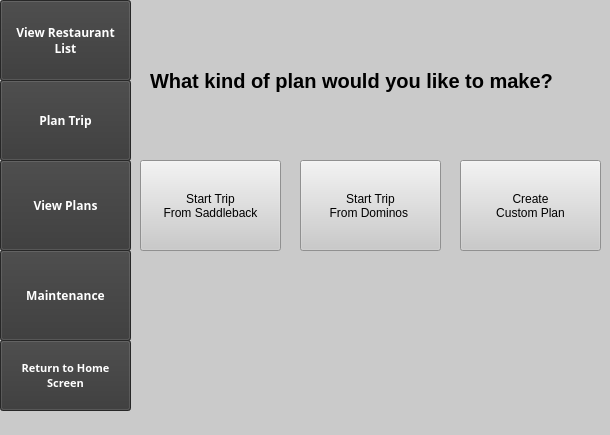
The window that FastFoodFinder/mainwindow.ui (annaali1/CS1DProject1) describes before a commit, drawn with Qt 5.
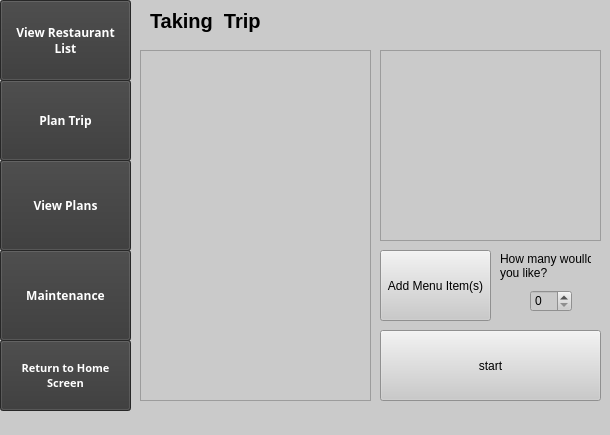
The same window after the commit.

Commit message: taking trip started

Patch:
```diff
--- a/FastFoodFinder/mainwindow.ui
+++ b/FastFoodFinder/mainwindow.ui
@@ -475,7 +475,7 @@
      <number>2</number>
     </property>
     <property name="currentIndex">
-     <number>8</number>
+     <number>9</number>
     </property>
     <widget class="QWidget" name="homePage">
      <widget class="QLabel" name="home_label">
@@ -950,6 +950,182 @@
       </property>
      </widget>
     </widget>
+    <widget class="QWidget" name="tripPage">
+     <widget class="QPushButton" name="startTrip">
+      <property name="geometry">
+       <rect>
+        <x>250</x>
+        <y>330</y>
+        <width>221</width>
+        <height>71</height>
+       </rect>
+      </property>
+      <property name="text">
+       <string>start</string>
+      </property>
+     </widget>
+     <widget class="QPushButton" name="addMenuItemTrip">
+      <property name="geometry">
+       <rect>
+        <x>250</x>
+        <y>250</y>
+        <width>111</width>
+        <height>71</height>
+       </rect>
+      </property>
+      <property name="text">
+       <string>Add Menu Item(s)</string>
+      </property>
+     </widget>
+     <widget class="QSpinBox" name="menuQty">
+      <property name="geometry">
+       <rect>
+        <x>400</x>
+        <y>290</y>
+        <width>42</width>
+        <height>22</height>
+       </rect>
+      </property>
+     </widget>
+     <widget class="QLabel" name="takingTripLabel">
+      <property name="geometry">
+       <rect>
+        <x>20</x>
+        <y>0</y>
+        <width>431</width>
+        <height>41</height>
+       </rect>
+      </property>
+      <property name="font">
+       <font>
+        <pointsize>15</pointsize>
+        <weight>75</weight>
+        <bold>true</bold>
+       </font>
+      </property>
+      <property name="text">
+       <string>Taking &lt;Insert Plan Name&gt; Trip</string>
+      </property>
+     </widget>
+     <widget class="QLabel" name="qtyLabel">
+      <property name="geometry">
+       <rect>
+        <x>370</x>
+        <y>250</y>
+        <width>91</width>
+        <height>31</height>
+       </rect>
+      </property>
+      <property name="text">
+       <string>How many woulld
+you like?</string>
+      </property>
+     </widget>
+     <widget class="QListWidget" name="tripPlanList">
+      <property name="geometry">
+       <rect>
+        <x>10</x>
+        <y>50</y>
+        <width>231</width>
+        <height>351</height>
+       </rect>
+      </property>
+     </widget>
+     <widget class="QListWidget" name="menuTripList">
+      <property name="geometry">
+       <rect>
+        <x>250</x>
+        <y>50</y>
+        <width>221</width>
+        <height>191</height>
+       </rect>
+      </property>
+     </widget>
+    </widget>
+    <widget class="QWidget" name="finishedTripPage">
+     <widget class="QLabel" name="thanksLabel">
+      <property name="geometry">
+       <rect>
+        <x>20</x>
+        <y>380</y>
+        <width>391</width>
+        <height>16</height>
+       </rect>
+      </property>
+      <property name="text">
+       <string>Thanks for using our program to take a trip!</string>
+      </property>
+     </widget>
+     <widget class="QLabel" name="totalRevLabel">
+      <property name="geometry">
+       <rect>
+        <x>280</x>
+        <y>320</y>
+        <width>181</width>
+        <height>16</height>
+       </rect>
+      </property>
+      <property name="text">
+       <string>Total Revenue - $&lt;insert totalRev&gt;</string>
+      </property>
+     </widget>
+     <widget class="QLabel" name="totalDistanceLabel">
+      <property name="geometry">
+       <rect>
+        <x>280</x>
+        <y>340</y>
+        <width>181</width>
+        <height>20</height>
+       </rect>
+      </property>
+      <property name="text">
+       <string>Total Distance - &lt;Isert TotalDist&gt;m&gt;</string>
+      </property>
+     </widget>
+     <widget class="Line" name="line">
+      <property name="geometry">
+       <rect>
+        <x>10</x>
+        <y>300</y>
+        <width>461</width>
+        <height>16</height>
+       </rect>
+      </property>
+      <property name="orientation">
+       <enum>Qt::Horizontal</enum>
+      </property>
+     </widget>
+     <widget class="QListView" name="finalRevList">
+      <property name="geometry">
+       <rect>
+        <x>10</x>
+        <y>70</y>
+        <width>461</width>
+        <height>231</height>
+       </rect>
+      </property>
+     </widget>
+     <widget class="QLabel" name="finishedTripLabel">
+      <property name="geometry">
+       <rect>
+        <x>20</x>
+        <y>20</y>
+        <width>441</width>
+        <height>41</height>
+       </rect>
+      </property>
+      <property name="font">
+       <font>
+        <pointsize>15</pointsize>
+        <weight>75</weight>
+        <bold>true</bold>
+       </font>
+      </property>
+      <property name="text">
+       <string>YOU HAVE FINISHED YOUR TRIP!!!</string>
+      </property>
+     </widget>
+    </widget>
    </widget>
    <widget class="QPushButton" name="ListButton">
     <property name="geometry">
```
The commit also changes 4 other files.
